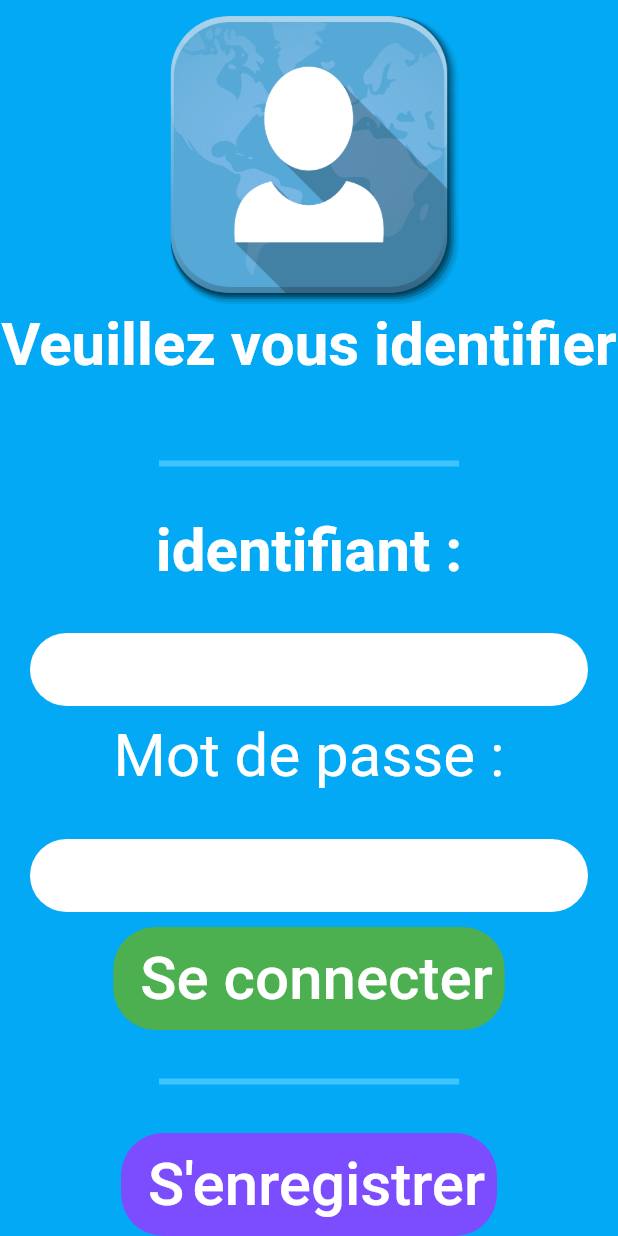
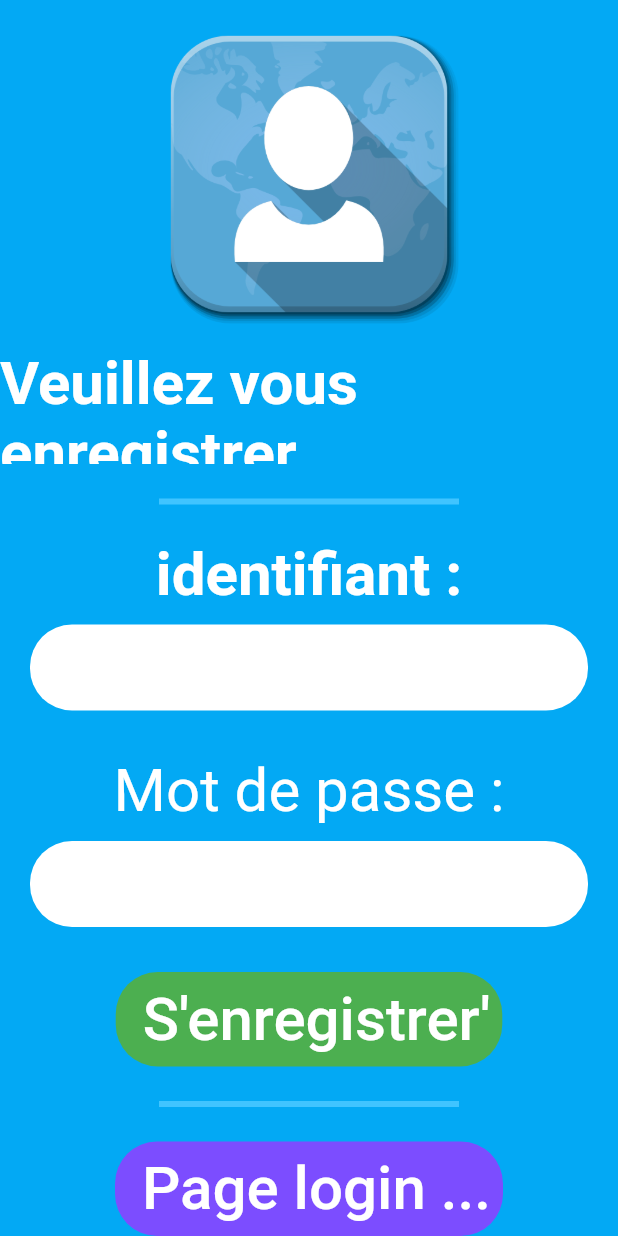
Before and after one commit to Ryll974/loginpage, a Flutter app: the screen it shows after launch, after a tap on "S'enregistrer", on a phone screen of 412 x 824 dp. Run offline on Flutter 3.47's test engine with Material 2 defaults, Android fonts, the phone set to English and light mode, and no system bars; Roboto replaces fonts that are missing (Dongle).

Commit message:
page login et page s'enregistrer (avec routes définies)

```diff
--- a/lib/main.dart
+++ b/lib/main.dart
@@ -9,7 +9,13 @@ class MyApp extends StatelessWidget {
 
   @override
   Widget build(BuildContext context) {
-    return MaterialApp(home: LoginPage());
+    return MaterialApp(
+      home: LoginPage(),
+      routes: <String, WidgetBuilder>{
+        "/LoginPage": (context) => LoginPage(),
+        "/RegisterPage": (context) => RegisterPage(),
+      },
+    );
   }
 }
 
@@ -140,7 +146,9 @@ class LoginPage extends StatelessWidget {
             Expanded(
                 flex: 1,
                 child: TextButton(
-                    onPressed: () {},
+                    onPressed: () {
+                      Navigator.pushNamed(context, '/RegisterPage');
+                    },
                     style: TextButton.styleFrom(
                       shape: RoundedRectangleBorder(
                         borderRadius: BorderRadius.circular(28), // <-- Radius
@@ -163,3 +171,160 @@ class LoginPage extends StatelessWidget {
     );
   }
 }
+
+class RegisterPage extends StatelessWidget {
+  const RegisterPage({Key? key}) : super(key: key);
+  @override
+  Widget build(BuildContext context) {
+    return Scaffold(
+      backgroundColor: Colors.lightBlue,
+      body: SafeArea(
+        child: Column(
+          mainAxisAlignment: MainAxisAlignment.center,
+          children: [
+            Expanded(
+              flex: 3,
+              child: Image(
+                image: AssetImage("images/Apps-User-Online-icon.png"),
+                height: 200,
+                width: 200,
+              ),
+            ),
+            Expanded(
+              flex: 1,
+              child: Text(
+                "Veuillez vous enregistrer",
+                style: TextStyle(
+                  color: Colors.white,
+                  fontSize: 40.0,
+                  fontWeight: FontWeight.bold,
+                  fontFamily: 'Dongle',
+                ),
+              ),
+            ),
+            SizedBox(
+              width: 200,
+              child: Divider(
+                color: Colors.lightBlueAccent,
+                height: 50,
+                thickness: 4,
+              ),
+            ),
+            Text(
+              "identifiant :",
+              style: TextStyle(
+                color: Colors.white,
+                fontSize: 40.0,
+                fontWeight: FontWeight.bold,
+                fontFamily: 'Dongle',
+              ),
+            ),
+            Expanded(
+              flex: 1,
+              child: SizedBox(
+                width: 500,
+                child: Container(
+                  margin: const EdgeInsets.fromLTRB(20, 10, 20, 10),
+                  decoration: new BoxDecoration(
+                      color: Colors.white,
+                      borderRadius: BorderRadius.all(Radius.circular(28))),
+                  child: Row(
+                    children: [],
+                  ),
+                ),
+              ),
+            ),
+            Container(
+              margin: const EdgeInsets.fromLTRB(20, 10, 20, 10),
+              decoration: new BoxDecoration(
+                  color: Colors.white,
+                  borderRadius: BorderRadius.all(Radius.circular(28))),
+              child: Row(
+                children: [],
+              ),
+            ),
+            Text(
+              "Mot de passe :",
+              style: TextStyle(
+                color: Colors.white,
+                fontSize: 40.0,
+                fontFamily: 'Dongle',
+              ),
+            ),
+            Expanded(
+              flex: 1,
+              child: SizedBox(
+                width: 500,
+                child: Container(
+                  margin: const EdgeInsets.fromLTRB(20, 10, 20, 10),
+                  decoration: new BoxDecoration(
+                      color: Colors.white,
+                      borderRadius: BorderRadius.all(Radius.circular(28))),
+                  child: Row(
+                    children: [],
+                  ),
+                ),
+              ),
+            ),
+            SizedBox(
+              width: 500,
+              child: Container(
+                margin: const EdgeInsets.fromLTRB(20, 10, 20, 10),
+                decoration: new BoxDecoration(
+                    color: Colors.white,
+                    borderRadius: BorderRadius.all(Radius.circular(28))),
+                child: Row(
+                  children: [],
+                ),
+              ),
+            ),
+            TextButton(
+                onPressed: () {},
+                style: TextButton.styleFrom(
+                  shape: RoundedRectangleBorder(
+                    borderRadius: BorderRadius.circular(28), // <-- Radius
+                  ),
+                  primary: Colors.white,
+                  backgroundColor: Colors.green, // Background Color
+                ),
+                child: Text(
+                  " S'enregistrer'",
+                  textAlign: TextAlign.center,
+                  style: TextStyle(
+                    fontSize: 40.0,
+                    fontFamily: 'Dongle',
+                  ),
+                )),
+            SizedBox(
+              width: 200,
+              child: Divider(
+                color: Colors.lightBlueAccent,
+                height: 50,
+                thickness: 4,
+              ),
+            ),
+            TextButton(
+                onPressed: () {
+                  Navigator.pushNamed(context, '/LoginPage');
+                },
+                style: TextButton.styleFrom(
+                  shape: RoundedRectangleBorder(
+                    borderRadius: BorderRadius.circular(28), // <-- Radius
+                  ),
+                  primary: Colors.white,
+                  backgroundColor: Colors.deepPurpleAccent, // Background Color
+                ),
+                child: Text(
+                  " Page login ...",
+                  textAlign: TextAlign.center,
+                  style: TextStyle(
+                    fontSize: 40.0,
+                    fontFamily: 'Dongle',
+                  ),
+                )),
+          ],
+        ),
+      ),
+    );
+  }
+}
```
